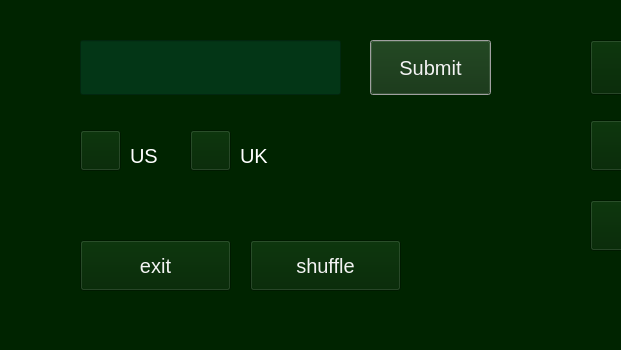
First picture: the form in WindowsGraphics/ContextModeWindow.ui, repository Skripkon/App-for-learning-English-LANGOD, before the edit; both pictures show x 160 to 781 and y 450 to 800 of the 1200 by 800 pixel window.
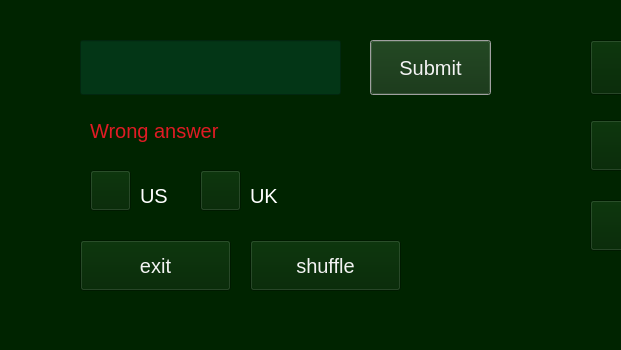
Second picture: the form after the edit. Icons and pictures are not drawn.

```diff
--- a/WindowsGraphics/ContextModeWindow.ui
+++ b/WindowsGraphics/ContextModeWindow.ui
@@ -145,8 +145,8 @@
   <widget class="QLabel" name="pronunciation_UK_text">
    <property name="geometry">
     <rect>
-     <x>400</x>
-     <y>590</y>
+     <x>410</x>
+     <y>630</y>
      <width>41</width>
      <height>31</height>
     </rect>
@@ -162,8 +162,8 @@
   <widget class="QLabel" name="pronunciation_US_text">
    <property name="geometry">
     <rect>
-     <x>290</x>
-     <y>590</y>
+     <x>300</x>
+     <y>630</y>
      <width>31</width>
      <height>31</height>
     </rect>
@@ -179,8 +179,8 @@
   <widget class="QPushButton" name="pronunciation_UK">
    <property name="geometry">
     <rect>
-     <x>350</x>
-     <y>580</y>
+     <x>360</x>
+     <y>620</y>
      <width>41</width>
      <height>41</height>
     </rect>
@@ -211,8 +211,8 @@
   <widget class="QPushButton" name="pronunciation_US">
    <property name="geometry">
     <rect>
-     <x>240</x>
-     <y>580</y>
+     <x>250</x>
+     <y>620</y>
      <width>41</width>
      <height>41</height>
     </rect>
@@ -277,6 +277,23 @@
 </string>
    </property>
   </widget>
+  <widget class="QLabel" name="wrong_answer_line">
+   <property name="geometry">
+    <rect>
+     <x>250</x>
+     <y>560</y>
+     <width>451</width>
+     <height>41</height>
+    </rect>
+   </property>
+   <property name="styleSheet">
+    <string notr="true">color: rgb(224, 27, 36);
+font: 15pt;</string>
+   </property>
+   <property name="text">
+    <string>Wrong answer</string>
+   </property>
+  </widget>
  </widget>
  <resources/>
  <connections/>
```
